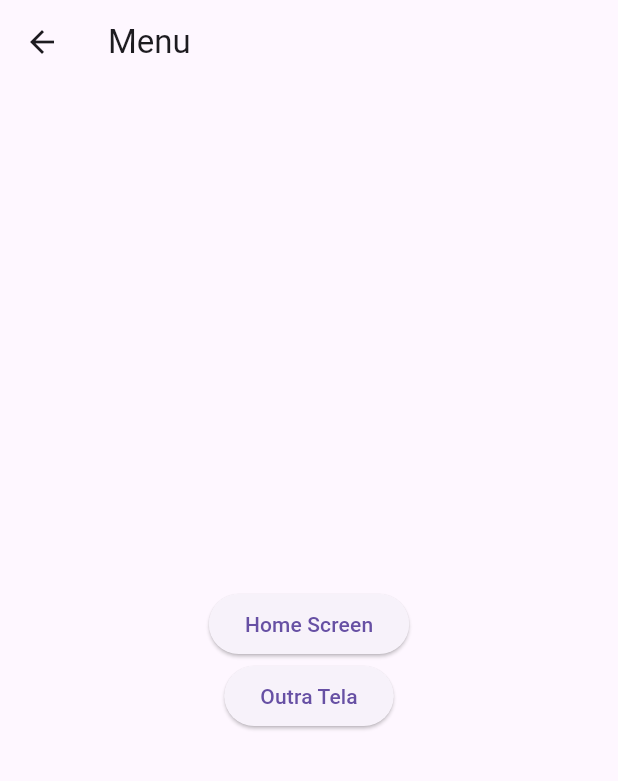
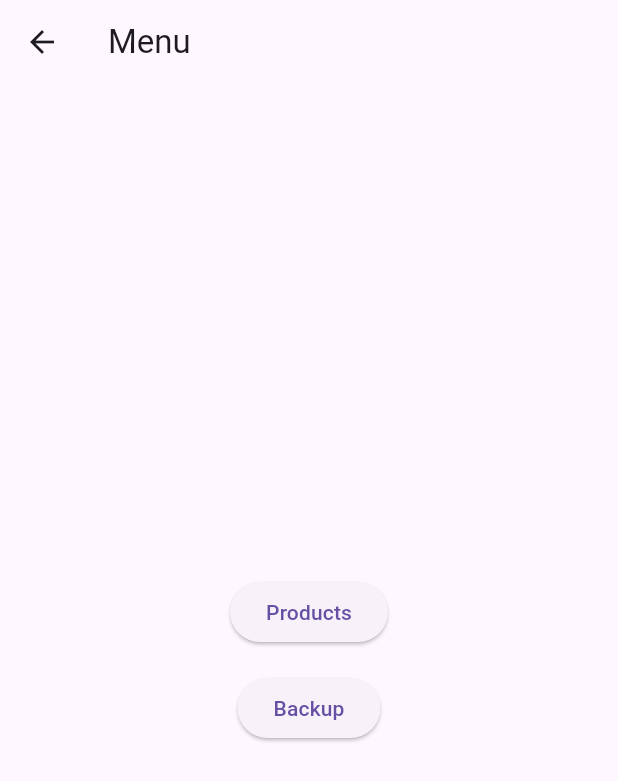
Before and after one commit to Felifet/flutter_tcc_app, a Flutter app: the MenuScreen screen opened directly, on a phone screen of 412 x 824 dp. Shown: the top 781 px of the screen. Run offline on Flutter 3.47's test engine with Material 3 defaults, Android fonts, the phone set to English and light mode, and no system bars; our stand-ins replace sqflite; accounts and stored records are empty.

Commit message:
add main menu
Adição do menu principal.

```diff
--- a/analysis_options.yaml
+++ b/analysis_options.yaml
@@ -7,6 +7,9 @@
 
 # The following line activates a set of recommended lints for Flutter apps,
 # packages, and plugins designed to encourage good coding practices.
+analyzer:
+  errors:
+    library_private_types_in_public_api: ignore
 include: package:flutter_lints/flutter.yaml
 
 linter:
--- a/lib/main.dart
+++ b/lib/main.dart
@@ -1,4 +1,5 @@
 import 'package:flutter/material.dart';
+import 'src/screens/menu_screen.dart';
 import 'src/screens/product_list_screen.dart';
 import 'src/screens/add_product_screen.dart';
 
@@ -18,7 +19,8 @@ class MyApp extends StatelessWidget {
       ),
       initialRoute: '/',
       routes: {
-        '/': (context) => const ProductListScreen(),
+        '/': (context) => const MenuScreen(),
+        '/products': (context) => const ProductListScreen(),
         '/add_product': (context) => const AddProductScreen(),
       },
     );
--- a/lib/src/screens/menu_screen.dart
+++ b/lib/src/screens/menu_screen.dart
@@ -13,15 +13,17 @@ class MenuScreen extends StatelessWidget {
           children: <Widget>[
             ElevatedButton(
               onPressed: () {
-                Navigator.pushNamed(context, '/home');
+                // Navegar para a tela de produtos
+                Navigator.pushNamed(context, '/products');
               },
-              child: const Text('Home Screen'),
+              child: const Text('Products'),
             ),
+            const SizedBox(height: 16.0), // Espaçamento entre os botões
             ElevatedButton(
               onPressed: () {
-                // Navegar para outra tela no futuro
+                // Placeholder para funcionalidade de backup futura
               },
-              child: const Text('Outra Tela'),
+              child: const Text('Backup'),
             ),
           ],
         ),
```
